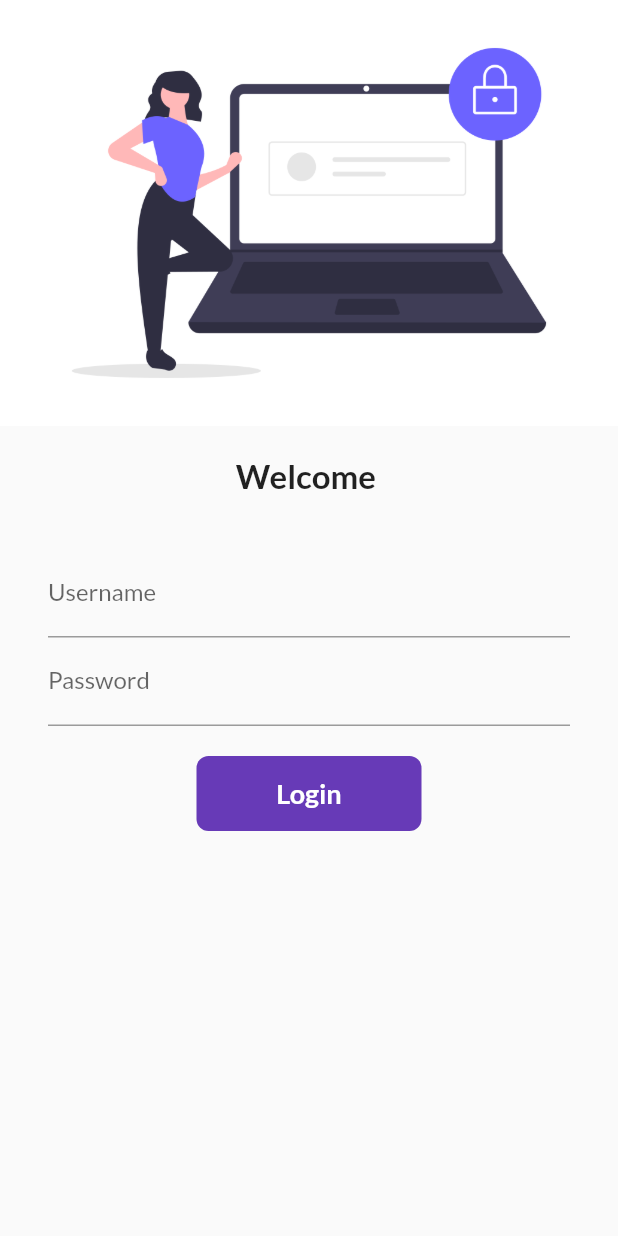
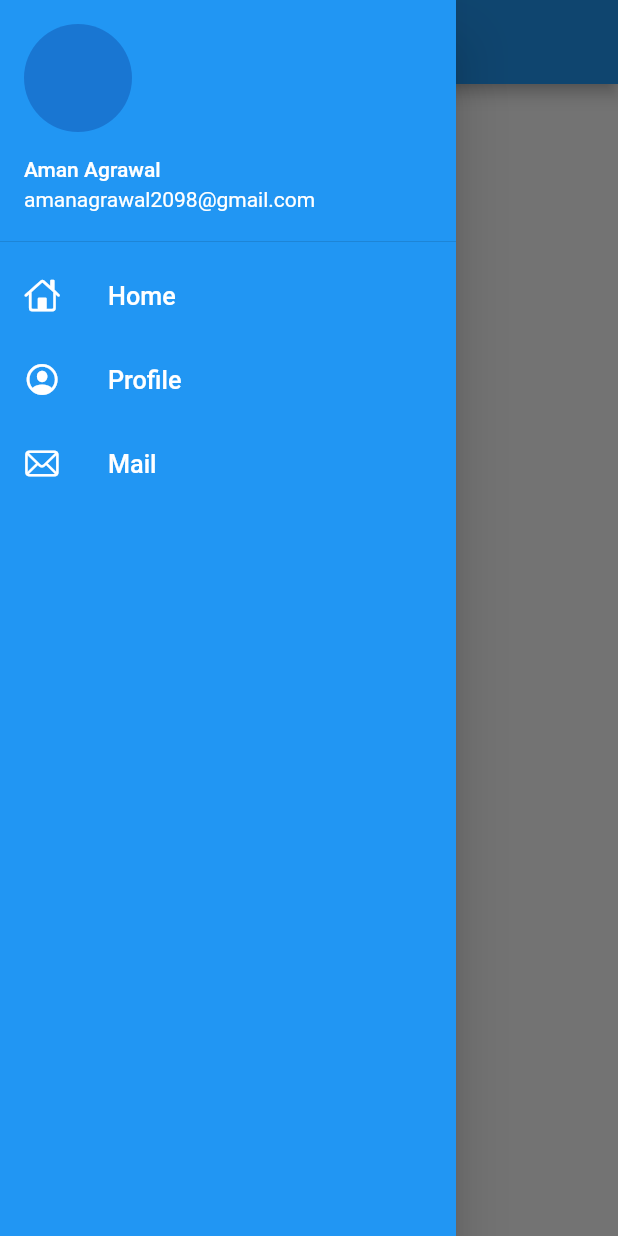
Before and after one commit to 200198amanagrawal/Flutter_basiscs, a Flutter app: the screen it shows after launch, with the side drawer open (before the commit the screen has no drawer), on a phone screen of 412 x 824 dp. Run offline on Flutter 3.47's test engine with Material 2 defaults, Android fonts, the phone set to English and light mode, and no system bars; our stand-ins replace google_fonts.

Commit message:
Drawer changes

```diff
--- a/lib/main.dart
+++ b/lib/main.dart
@@ -19,7 +19,7 @@
           primarySwatch: Colors.deepPurple,
           fontFamily: GoogleFonts.lato().fontFamily),
       darkTheme: ThemeData(brightness: Brightness.dark),
-      initialRoute: "/login",
+      initialRoute: MyRoutes.homeRoute,
       routes: {
         "/": (context) =>
             HomePage(), // these pages are in psages folder and are imported where / will point to the main page if initiala route is not mentioned
--- a/lib/pages/home_page.dart
+++ b/lib/pages/home_page.dart
@@ -1,4 +1,5 @@
 import 'package:flutter/material.dart';
+import 'package:flutter_catalog/widgets/drawer.dart';
 
 class HomePage extends StatelessWidget {
   @override
@@ -17,7 +18,7 @@
           child: Text(
               "Welcome to $days of $name"), // in flutter the ${varname} basically uses the variable similar to + in java
         )), //Body will serve as the middle element
-        drawer: Drawer(), // Footer of the Scaffold
+        drawer: MyDrawer(), // Footer of the Scaffold
       ),
     );
   }
--- /dev/null
+++ b/lib/widgets/drawer.dart
@@ -0,0 +1,60 @@
+import 'package:flutter/cupertino.dart';
+import 'package:flutter/material.dart';
+
+class MyDrawer extends StatelessWidget {
+  @override
+  Widget build(BuildContext context) {
+    return Drawer(
+      child: Container(
+        color: Colors.blue,
+        child: ListView(
+          padding: EdgeInsets.zero,
+          children: [
+            DrawerHeader(
+              padding: EdgeInsets.zero,
+              child: UserAccountsDrawerHeader(
+                margin: EdgeInsets.zero,
+                accountEmail: Text("amanagrawal2098@gmail.com"),
+                accountName: Text("Aman Agrawal"),
+                currentAccountPicture: CircleAvatar(),
+              ),
+            ),
+            ListTile(
+              leading: Icon(
+                CupertinoIcons.home,
+                color: Colors.white,
+              ),
+              title: Text(
+                "Home",
+                textScaleFactor: 1.2,
+                style: TextStyle(color: Colors.white),
+              ),
+            ),
+            ListTile(
+              leading: Icon(
+                CupertinoIcons.profile_circled,
+                color: Colors.white,
+              ),
+              title: Text(
+                "Profile",
+                textScaleFactor: 1.2,
+                style: TextStyle(color: Colors.white),
+              ),
+            ),
+            ListTile(
+              leading: Icon(
+                CupertinoIcons.mail,
+                color: Colors.white,
+              ),
+              title: Text(
+                "Mail",
+                textScaleFactor: 1.2,
+                style: TextStyle(color: Colors.white),
+              ),
+            )
+          ],
+        ),
+      ),
+    );
+  }
+}
```
